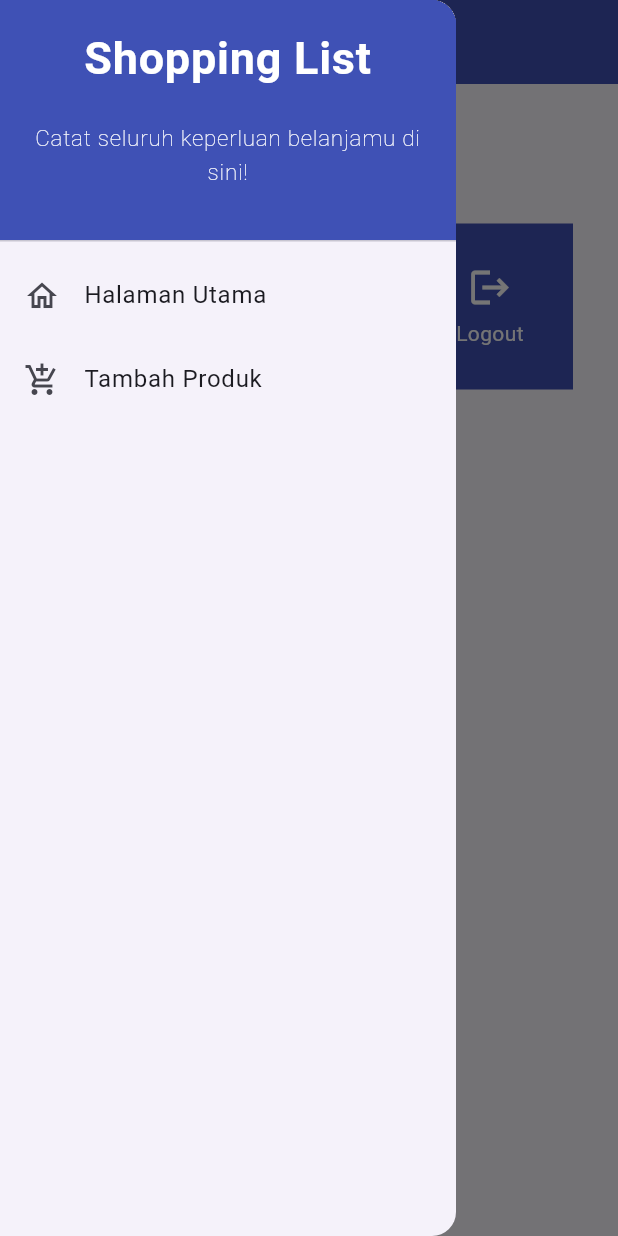
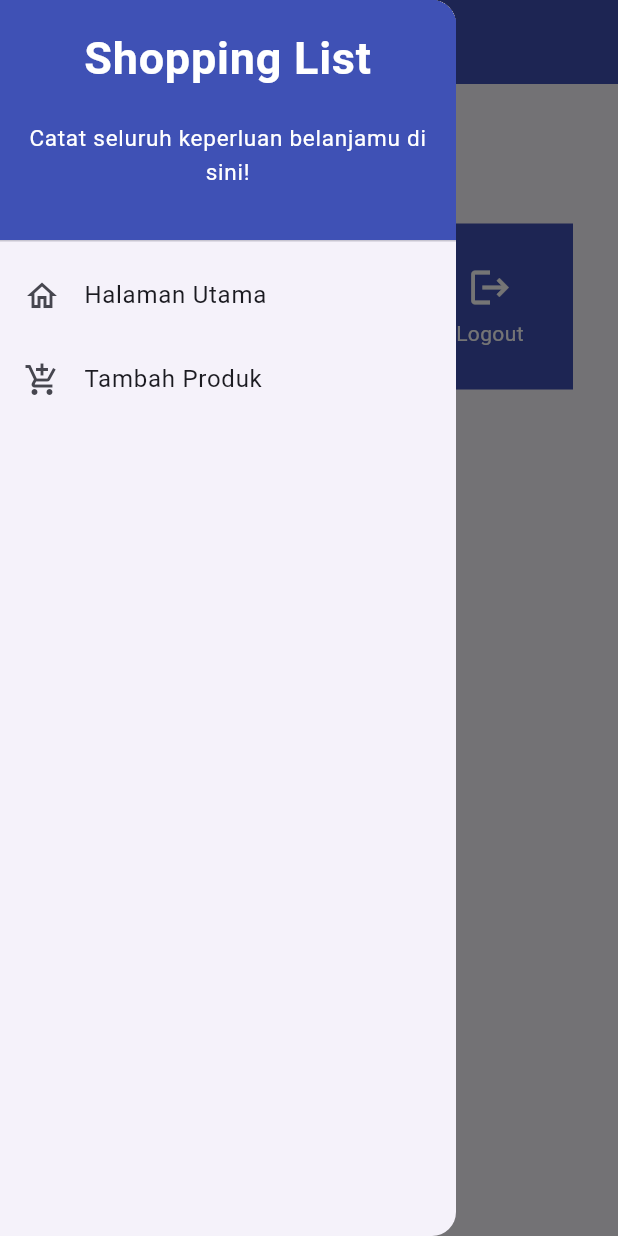
Before and after one commit to hilaldfzn/shopping-list-mobile, a Flutter app: the screen it shows after launch, with the side drawer open, on a phone screen of 412 x 824 dp. Run offline on Flutter 3.47's test engine with Material 2 defaults, Android fonts, the phone set to English and light mode, and no system bars.

Commit message:
Tutorial 7 selesai

```diff
--- a/lib/widgets/left_drawer.dart
+++ b/lib/widgets/left_drawer.dart
@@ -32,7 +32,7 @@ class LeftDrawer extends StatelessWidget {
                   style: TextStyle(
                     fontSize: 15,
                     color: Colors.white,
-                    fontWeight: FontWeight.w100,
+                    fontWeight: FontWeight.normal,
                   ),
                   textAlign: TextAlign.center,
                 ),
```
